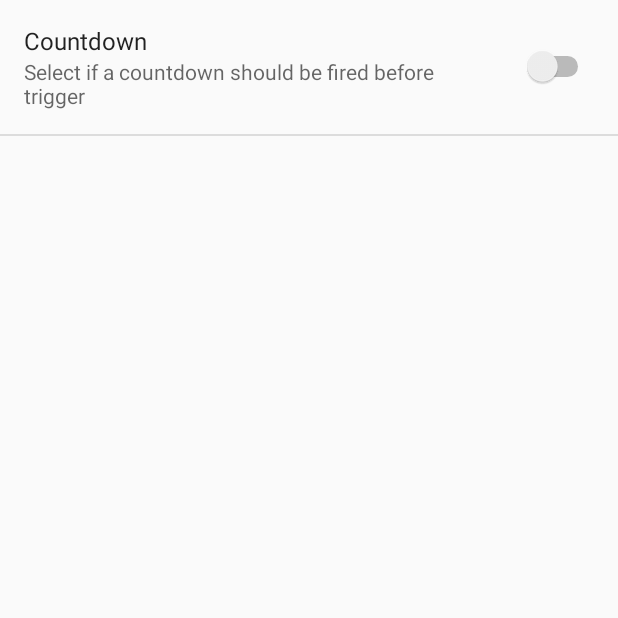
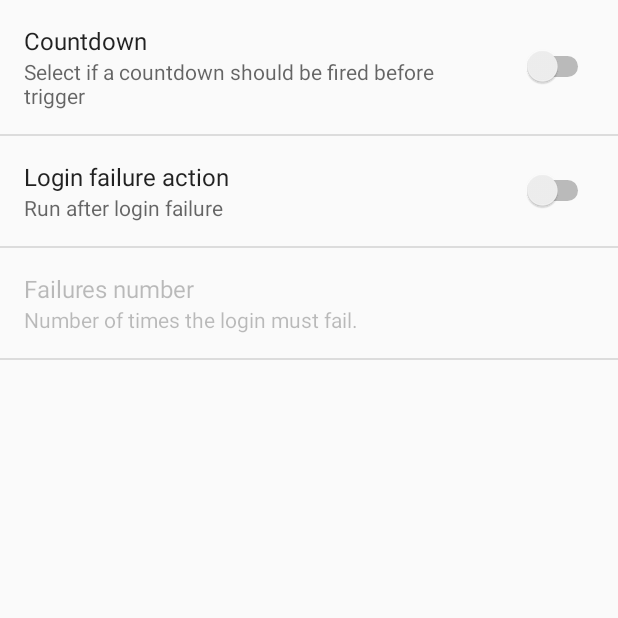
Before and after one commit to guardianproject/ripple, an Android app: the SettingsActivity screen opened directly, with no data from a screen before it, after a tap on "Countdown", on a phone screen of 412 x 824 dp, the top half of it. Run offline under Robolectric (Android 15) with nearby library versions, the phone set to English and light mode, and no system bars.

Commit message:
Feature added:
Launch PanicActiviy when user logs in after a configurable number of unsuccessful password attempts

```diff
--- /dev/null
+++ b/app/src/main/java/info/guardianproject/ripple/RippleConstants.java
@@ -0,0 +1,5 @@
+package info.guardianproject.ripple;
+
+public class RippleConstants {
+    public final static int DEVICE_ADMIN_ACTIVATION_REQUEST = 1;
+}
--- a/app/src/main/java/info/guardianproject/ripple/settings/SettingsActivity.java
+++ b/app/src/main/java/info/guardianproject/ripple/settings/SettingsActivity.java
@@ -1,14 +1,63 @@
 package info.guardianproject.ripple.settings;
 
+import android.app.Activity;
+import android.app.admin.DevicePolicyManager;
+import android.content.ComponentName;
+import android.content.Context;
+import android.content.Intent;
+import android.content.SharedPreferences;
 import android.os.Bundle;
 import android.preference.PreferenceActivity;
+import android.preference.PreferenceManager;
 
 import info.guardianproject.ripple.R;
+import info.guardianproject.ripple.RippleConstants;
+import info.guardianproject.ripple.lockedscreen.PasswordFailsReceiver;
 
 public class SettingsActivity extends PreferenceActivity {
+
+    private SharedPreferences.OnSharedPreferenceChangeListener mSettingsObserver;
+    private SharedPreferences mPrefs;
+
     @Override
     protected void onCreate(Bundle savedInstanceState) {
         super.onCreate(savedInstanceState);
         addPreferencesFromResource(R.xml.preferences);
+
+        mSettingsObserver = new SharedPreferences.OnSharedPreferenceChangeListener() {
+            @Override
+            public void onSharedPreferenceChanged(SharedPreferences sharedPreferences, String key) {
+                if (key.equals(getString(R.string.pref_login_action))) {
+                    DevicePolicyManager devicePolicyManager
+                            = (DevicePolicyManager) getSystemService(Context.DEVICE_POLICY_SERVICE);
+                    ComponentName deviceAdminComponentName
+                            = new ComponentName(SettingsActivity.this, PasswordFailsReceiver.class);
+
+                    if (!devicePolicyManager.isAdminActive(deviceAdminComponentName)) {
+                        Intent intent = new Intent(DevicePolicyManager.ACTION_ADD_DEVICE_ADMIN);
+                        intent.putExtra(DevicePolicyManager.EXTRA_DEVICE_ADMIN, deviceAdminComponentName);
+                        intent.putExtra(DevicePolicyManager.EXTRA_ADD_EXPLANATION, getString(R.string.monitor_login_failues));
+                        startActivityForResult(intent, RippleConstants.DEVICE_ADMIN_ACTIVATION_REQUEST);
+                    }
+                }
+            }
+        };
+
+        mPrefs = PreferenceManager.getDefaultSharedPreferences(getApplicationContext());
+        mPrefs.registerOnSharedPreferenceChangeListener(mSettingsObserver);
+    }
+
+    @Override
+    protected void onActivityResult(int requestCode, int resultCode, Intent data) {
+        switch (requestCode) {
+            case RippleConstants.DEVICE_ADMIN_ACTIVATION_REQUEST:
+                if (resultCode == Activity.RESULT_CANCELED) {
+                    SharedPreferences.Editor edit = mPrefs.edit();
+                    edit.putBoolean(getString(R.string.pref_login_action), false);
+                    edit.apply();
+                }
+                return;
+        }
+        super.onActivityResult(requestCode, resultCode, data);
     }
 }
--- a/app/src/main/res/values/strings.xml
+++ b/app/src/main/res/values/strings.xml
@@ -24,4 +24,14 @@
     <string name="pref_countdown_enabled">countdown_enabled</string>
     <string name="pref_countdown_enabled_summary">Select if a countdown should be fired before trigger</string>
     <string name="countdown">Countdown</string>
+
+    <string name="pref_login_action">login_action</string>
+    <string name="login_action">Login failure action</string>
+    <string name="pref_login_actions_summary">Run after login failure</string>
+
+    <string name="pref_login_failures_number">login_failures_number</string>
+    <string name="login_failures_number">Failures number</string>
+    <string name="pref_login_failures_numbre_summary">Number of times the login must fail.</string>
+
+    <string name="monitor_login_failues">Monitor login failures</string>
 </resources>
--- /dev/null
+++ b/app/src/main/res/xml/policies.xml
@@ -0,0 +1,6 @@
+<?xml version="1.0" encoding="utf-8"?>
+<device-admin xmlns:android="http://schemas.android.com/apk/res/android">
+        <uses-policies>
+                <watch-login />
+        </uses-policies>
+</device-admin>
--- a/app/src/main/res/xml/preferences.xml
+++ b/app/src/main/res/xml/preferences.xml
@@ -5,4 +5,19 @@
         android:key="@string/pref_countdown_enabled"
         android:title="@string/countdown"
         android:summary="@string/pref_countdown_enabled_summary"/>
+
+    <SwitchPreference
+        android:defaultValue="false"
+        android:key="@string/pref_login_action"
+        android:title="@string/login_action"
+        android:summary="@string/pref_login_actions_summary"/>
+
+    <EditTextPreference
+        android:dependency="@string/pref_login_action"
+        android:inputType="number"
+        android:defaultValue="2"
+        android:title="@string/login_failures_number"
+        android:summary="@string/pref_login_failures_numbre_summary"
+        android:numeric="integer"
+        android:key="@string/pref_login_failures_number" />
 </PreferenceScreen>
```
Also changed, not shown: app/src/main/AndroidManifest.xml (+22 -0 lines), app/src/main/java/info/guardianproject/ripple/lockedscreen/PasswordFailsReceiver.java (added, +35 -0 lines), app/src/main/java/info/guardianproject/ripple/lockedscreen/ScreenOnReceiver.java (added, +22 -0 lines).
